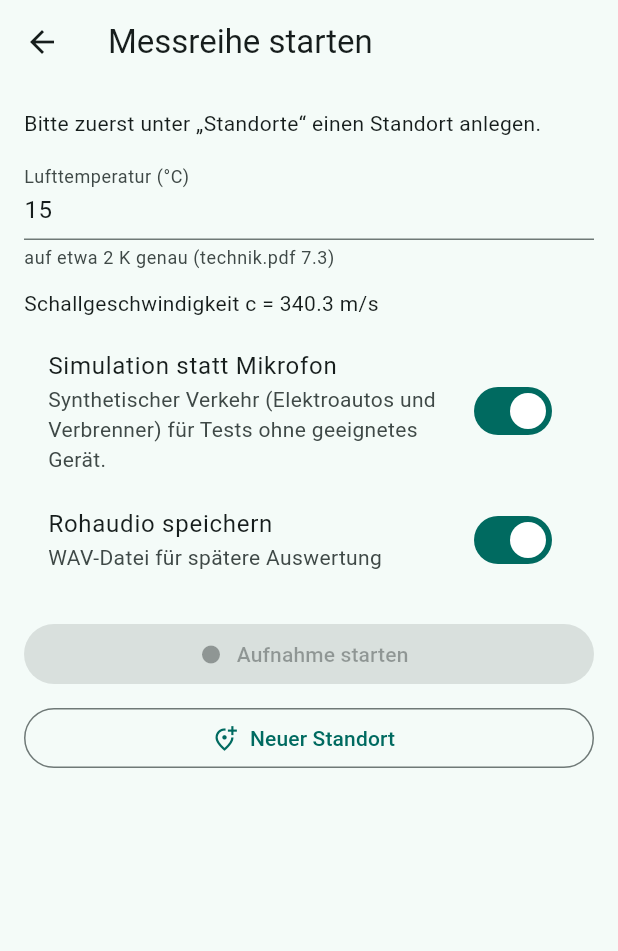
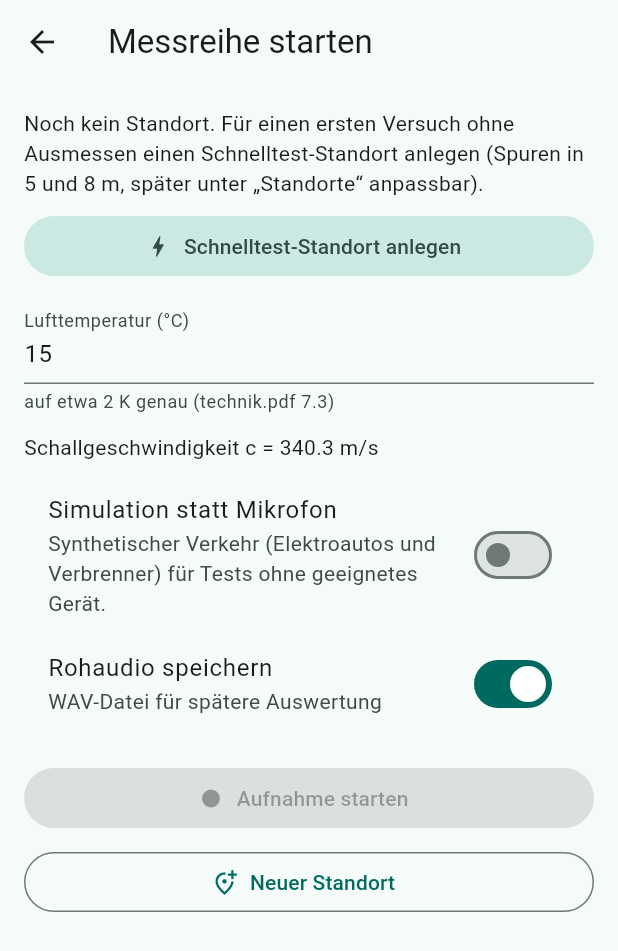
Before and after one commit to SphaeroX/Nyooom, a Flutter app: the SeriesStartScreen screen opened directly, on a phone screen of 412 x 824 dp. Shown: the top 951 px of the screen. Run offline on Flutter 3.47's test engine with Material 3 defaults, Android fonts, the phone set to English and light mode, and no system bars; our stand-ins replace drift, drift_flutter, file_picker, flutter_riverpod, geolocator, material_ui and 1 more; accounts and stored records are empty; generated files the repository leaves out were written again.

Commit message:
feat(app): quick test without calibration, mic by default, release workflow
- Start screen offers a ready-made window-sill site when none exists
- New series record from the microphones by default instead of simulation
- Screen stays on while recording (no foreground service yet)
- GitHub Actions workflow builds the release APK and publishes it on tags
- Task_20 marked as running with notes for the first device test

Co-Authored-By: Claude Opus 5.5 <noreply@anthropic.com>

```diff
--- a/lib/core/site/site.dart
+++ b/lib/core/site/site.dart
@@ -73,6 +73,20 @@ class SiteSpec {
     return null;
   }
 }
+
+/// A ready-made site for a first try without measuring anything: phone on
+/// a ground-floor window sill, near lane (+1) 5 m and far lane (−1) 8 m
+/// away. Speeds scale with the assumed distance (v = κ·d); detection and
+/// counting do not depend on it. Edit the site once the distances are known.
+SiteSpec quickTestSite() => const SiteSpec(
+  name: 'Fenster (Schnelltest)',
+  lanes: [
+    LaneSpec(horizontalDistance: 5, direction: 1),
+    LaneSpec(horizontalDistance: 8, direction: -1),
+  ],
+  micHeight: 1.5,
+  speedLimitKmh: 50,
+);
 
 enum SiteField { name, lanes, micHeight, speedLimit, position }
 
--- a/lib/ui/providers.dart
+++ b/lib/ui/providers.dart
@@ -50,14 +50,15 @@ final recorderFactoryProvider = Provider<RecorderFactory>(
       : ref.read(stereoRecorderProvider),
 );
 
-/// Whether new series use the simulation by default (no device attached).
+/// Whether new series use the simulation by default. Off: on a phone the
+/// microphones are the normal source (Task_20).
 final simulationDefaultProvider = NotifierProvider<SimulationDefault, bool>(
   SimulationDefault.new,
 );
 
 class SimulationDefault extends Notifier<bool> {
   @override
-  bool build() => true;
+  bool build() => false;
 
   void set(bool value) => state = value;
 }
--- a/lib/ui/series/series_screens.dart
+++ b/lib/ui/series/series_screens.dart
@@ -3,6 +3,7 @@ import 'package:material_ui/material_ui.dart';
 
 import '../../core/model/acoustics.dart';
 import '../../core/signal/level.dart';
+import '../../core/site/site.dart';
 import '../../data/repository.dart';
 import '../providers.dart';
 import '../sites/site_form.dart';
@@ -148,9 +149,26 @@ class _SeriesStartScreenState extends ConsumerState<SeriesStartScreen> {
       body: ListView(
         padding: const EdgeInsets.all(16),
         children: [
-          if (sites.isEmpty)
-            const Text('Bitte zuerst unter „Standorte“ einen Standort anlegen.')
-          else
+          if (sites.isEmpty) ...[
+            const Text(
+              'Noch kein Standort. Für einen ersten Versuch ohne Ausmessen '
+              'einen Schnelltest-Standort anlegen (Spuren in 5 und 8 m, '
+              'später unter „Standorte“ anpassbar).',
+            ),
+            const SizedBox(height: 8),
+            FilledButton.tonalIcon(
+              key: const Key('quick-site'),
+              onPressed: () async {
+                final id = await ref
+                    .read(repositoryProvider)
+                    .createSite(quickTestSite());
+                ref.invalidate(sitesProvider);
+                if (mounted) setState(() => _siteId = id);
+              },
+              icon: const Icon(Icons.bolt),
+              label: const Text('Schnelltest-Standort anlegen'),
+            ),
+          ] else
             DropdownButtonFormField<int>(
               initialValue: site!.id,
               decoration: const InputDecoration(labelText: 'Standort'),
```
Also changed, not shown: tests/core/site/quick_test_site_test.dart (added, +18 -0 lines), tests/ui/series/series_start_screen_test.dart (added, +47 -0 lines), 7 other files.
